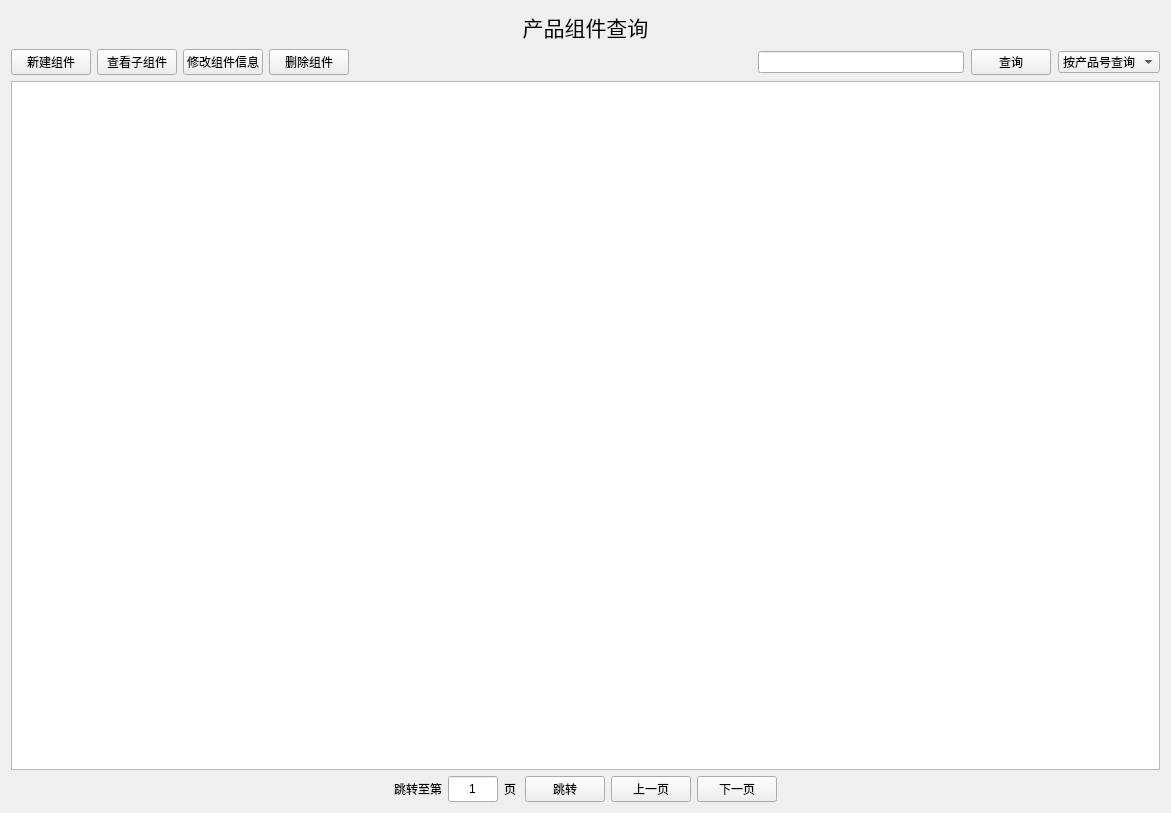
Qt form UI/SearchProductComponentView.ui (ZzuMrHuang/Product_Management_System) before a commit.
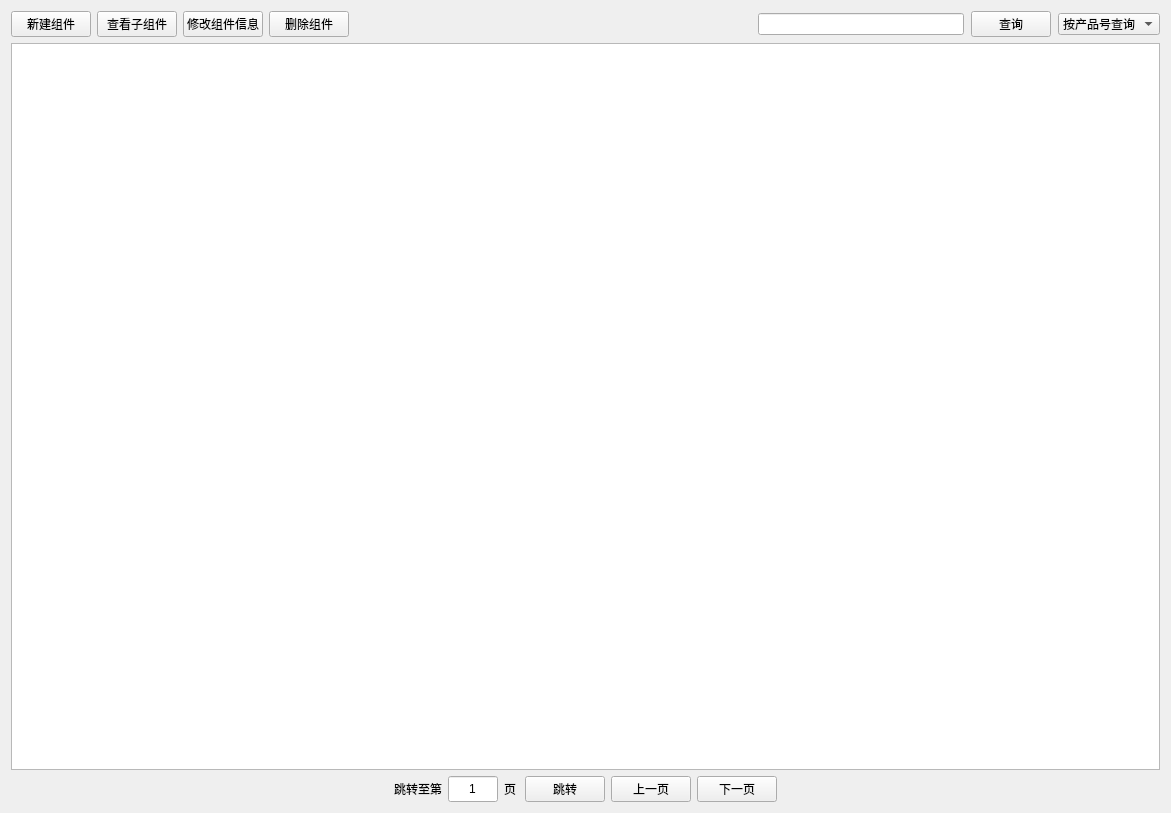
The same form after that commit.

What changed in the file:
```diff
--- a/UI/SearchProductComponentView.ui
+++ b/UI/SearchProductComponentView.ui
@@ -14,24 +14,6 @@
    <string>Form</string>
   </property>
   <layout class="QVBoxLayout" name="verticalLayout">
-   <item>
-    <widget class="QLabel" name="label">
-     <property name="font">
-      <font>
-       <pointsize>16</pointsize>
-      </font>
-     </property>
-     <property name="text">
-      <string>产品组件查询</string>
-     </property>
-     <property name="alignment">
-      <set>Qt::AlignCenter</set>
-     </property>
-     <property name="margin">
-      <number>20</number>
-     </property>
-    </widget>
-   </item>
    <item>
     <layout class="QHBoxLayout" name="horizontalLayout_3">
      <item>
```
